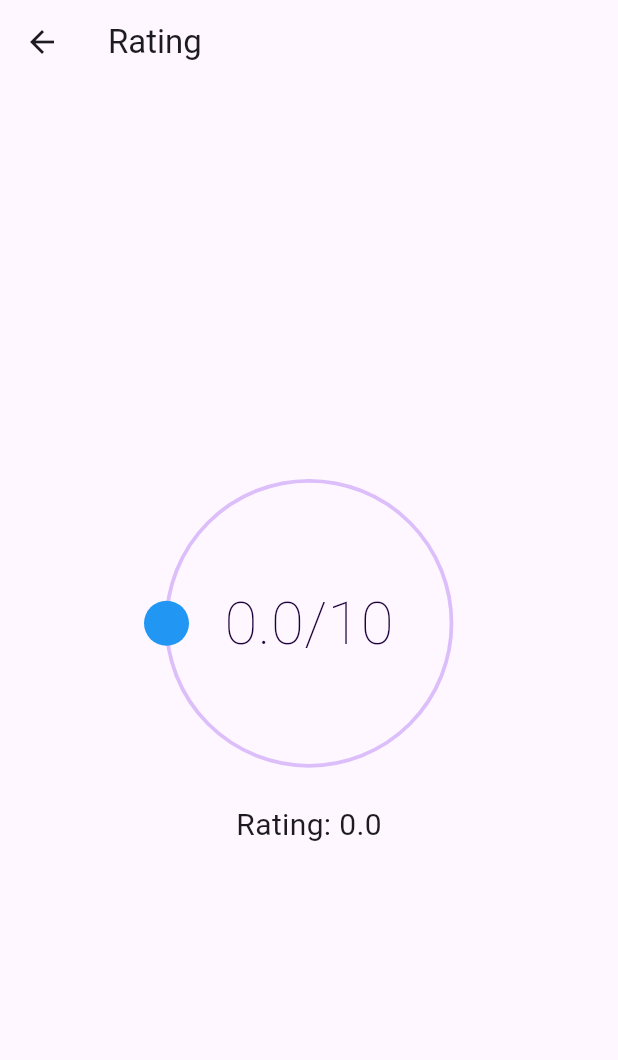
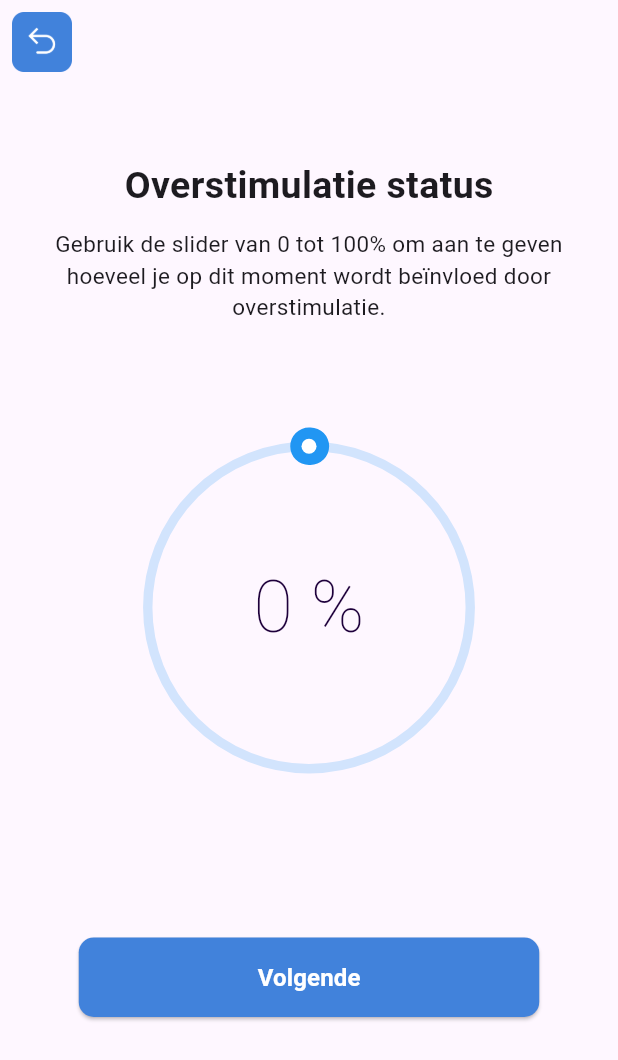
Before and after one commit to brentvanmalsen/industry-project, a Flutter app: the RatingPage screen opened directly, on a phone screen of 412 x 824 dp. Shown: the top 1060 px of the screen. Run offline on Flutter 3.47's test engine with Material 3 defaults, Android fonts, the phone set to English and light mode, and no system bars; drawn by our look-alikes of sleek_circular_slider.

Commit message:
Feature: Added the button to save the input from the slider

```diff
--- a/lib/home.dart
+++ b/lib/home.dart
@@ -1,18 +1,28 @@
 import 'package:flutter/material.dart';
-
-void home() {
-  runApp(const HomePage());
-}
+import 'rating.dart';
 
 class HomePage extends StatelessWidget {
-  const HomePage({super.key});
-
   @override
   Widget build(BuildContext context) {
-    return const MaterialApp(
-      home: Scaffold(
-        body: Center(
-          child: Text('Hello World!'),
+    return Scaffold(
+      body: Center(
+        child: SizedBox(
+          width: 230,
+          height: 230,
+          child: ElevatedButton(
+            onPressed: () {
+              Navigator.push(
+                context,
+                MaterialPageRoute(builder: (context) => RatingPage()),
+              );
+            },
+            style: ElevatedButton.styleFrom(
+              shape: CircleBorder(),
+              padding: const EdgeInsets.all(0),
+              backgroundColor: Color(0xFF4183d9),
+            ),
+            child: Image.asset('assets/images/main_button.png'),
+          ),
         ),
       ),
     );
--- a/lib/main.dart
+++ b/lib/main.dart
@@ -1,5 +1,5 @@
 import 'package:flutter/material.dart';
-import 'rating.dart';
+import 'home.dart'; // Importeer home.dart
 
 void main() {
   runApp(const MainApp());
@@ -12,34 +12,28 @@ class MainApp extends StatelessWidget {
   Widget build(BuildContext context) {
     return MaterialApp(
       title: 'My App',
-      home: HomePage(),
+      home: MainHomePage(), // Verander naar de nieuwe home-pagina
       debugShowCheckedModeBanner: false,
     );
   }
 }
 
-class HomePage extends StatelessWidget {
+class MainHomePage extends StatelessWidget {
   @override
   Widget build(BuildContext context) {
     return Scaffold(
+      appBar: AppBar(
+        title: Text('Main Page'),
+      ),
       body: Center(
-        child: SizedBox(
-          width: 230,
-          height: 230,
         child: ElevatedButton(
           onPressed: () {
             Navigator.push(
               context,
-                MaterialPageRoute(builder: (context) => RatingPage()),
+              MaterialPageRoute(builder: (context) => HomePage()), // Navigeer naar HomePage
             );
           },
-            style: ElevatedButton.styleFrom(
-              shape: CircleBorder(),
-              padding: const EdgeInsets.all(0),
-              backgroundColor: Color(0xFF4183d9),
-            ),
-            child: Image.asset('assets/images/main_button.png'),
-          ),
+          child: Text('Temporary button to Home'), // Simpele knop toegevoegd
         ),
       ),
     );
--- a/lib/rating.dart
+++ b/lib/rating.dart
@@ -1,57 +1,107 @@
 import 'package:flutter/material.dart';
 import 'package:sleek_circular_slider/sleek_circular_slider.dart';
 
-class RatingPage extends StatefulWidget {
-  @override
-  _RatingPageState createState() => _RatingPageState();
-}
-
-class _RatingPageState extends State<RatingPage> {
-  double _rating = 0;
-
+class RatingPage extends StatelessWidget {
   @override
   Widget build(BuildContext context) {
     return Scaffold(
       appBar: AppBar(
-        title: Text('Rating'),
+        leading: IconButton(
+          icon: Image.asset(
+            'assets/images/arrow_back.png', // Afbeelding van terugpijl
+            height: 40, // Hoogte van de afbeelding
+            width: 40, // Breedte van de afbeelding
           ),
-      body: Center(
+          iconSize: 70, // Grootte van het pictogram instellen
+          onPressed: () {
+            Navigator.pop(context); // Terug naar vorige pagina
+          },
+        ),
+        // Verwijder de tekst "Rating" uit de app-balk
+        // title: Text('Rating'),
+      ),
+      body: Expanded(
         child: Column(
-          mainAxisAlignment: MainAxisAlignment.center,
+          crossAxisAlignment: CrossAxisAlignment.center,
+          mainAxisAlignment: MainAxisAlignment
+              .start, // Elementen verticaal naar boven uitlijnen
           children: [
-            SleekCircularSlider(
-              onChangeEnd: (double value) {
-                setState(() {
-                  _rating = value;
-                });
-              },
-              min: 0,
-              max: 10,
-              initialValue: _rating,
+            SizedBox(height: 30), // Meer ruimte toevoegen bovenaan
+            Container(
+              padding: EdgeInsets.all(20),
+              child: const Column(
+                children: [
+                  Text(
+                    'Overstimulatie status',
+                    style: TextStyle(
+                      fontWeight: FontWeight.bold,
+                      fontSize: 25, // Lettergrootte 25
+                    ),
+                  ),
+                  SizedBox(height: 10),
+                  Text(
+                    'Gebruik de slider van 0 tot 100% om aan te geven hoeveel je op dit moment wordt beïnvloed door overstimulatie.',
+                    textAlign: TextAlign.center,
+                    style: TextStyle(
+                      fontSize: 15, // Lettergrootte 14
+                    ),
+                  ),
+                ],
+              ),
+            ),
+            SizedBox(height: 50), // Ruimte toevoegen tussen de tekst en slider
+            Center(
+              child: SizedBox(
+                width: 240,
+                height: 240,
+                child: SleekCircularSlider(
                   appearance: CircularSliderAppearance(
-                startAngle: 180,
+                    startAngle: 270, // Begin bovenaan
                     angleRange: 360,
                     customColors: CustomSliderColors(
-                  dotColor: Colors.blue,
-                  progressBarColors: [Colors.blue],
+                      progressBarColors: [Colors.blue, Colors.blue],
+                      trackColor: Colors.blue.withOpacity(0.2),
                     ),
-                size: 200,
+                    size: 240,
                     customWidths: CustomSliderWidths(
-                  progressBarWidth: 10,
-                  handlerSize: 15,
+                      progressBarWidth: 25,
                     ),
-                infoProperties: InfoProperties(
-                  modifier: (double value) {
-                    final rating = value.toStringAsFixed(1);
-                    return '$rating/10';
+                  ),
+                  min: 0, // Minimumwaarde instellen op 0
+                  max: 100, // Maximumwaarde instellen op 100
+                  initialValue: 0, // Beginwaarde instellen op 0
+                  onChange: (double value) {
+                    print(value);
                   },
                 ),
               ),
             ),
-            SizedBox(height: 20),
-            Text(
-              'Rating: $_rating',
-              style: TextStyle(fontSize: 20),
+            SizedBox(
+                height: 100), // Ruimte toevoegen tussen de slider en de knop
+            Container(
+              margin: EdgeInsets.only(bottom: 20),
+              child: ElevatedButton(
+                onPressed: () {
+                  // Voeg hier de gewenste functionaliteit toe voor de knop
+                },
+                style: ElevatedButton.styleFrom(
+                  fixedSize: Size(307, 53), // Breedte en hoogte instellen
+                  shape: RoundedRectangleBorder(
+                    borderRadius:
+                        BorderRadius.circular(10), // Randradius instellen
+                  ),
+                  backgroundColor:
+                      Color(0xFF4182DB), // Achtergrondkleur instellen
+                ),
+                child: const Text(
+                  'Volgende',
+                  style: TextStyle(
+                    color: Colors.white, // Tekstkleur wit
+                    fontSize: 16, // Lettergrootte 16
+                    fontWeight: FontWeight.bold, // Vetgedrukt
+                  ),
+                ),
+              ),
             ),
           ],
         ),
--- a/pubspec.yaml
+++ b/pubspec.yaml
@@ -19,3 +19,4 @@ dev_dependencies:
 flutter:
   assets:
     - assets/images/main_button.png
+    - assets/images/arrow_back.png
```
Also changed, not shown: assets/images/arrow_back.png (added). Lines whose indentation alone changed are shown as unchanged.
